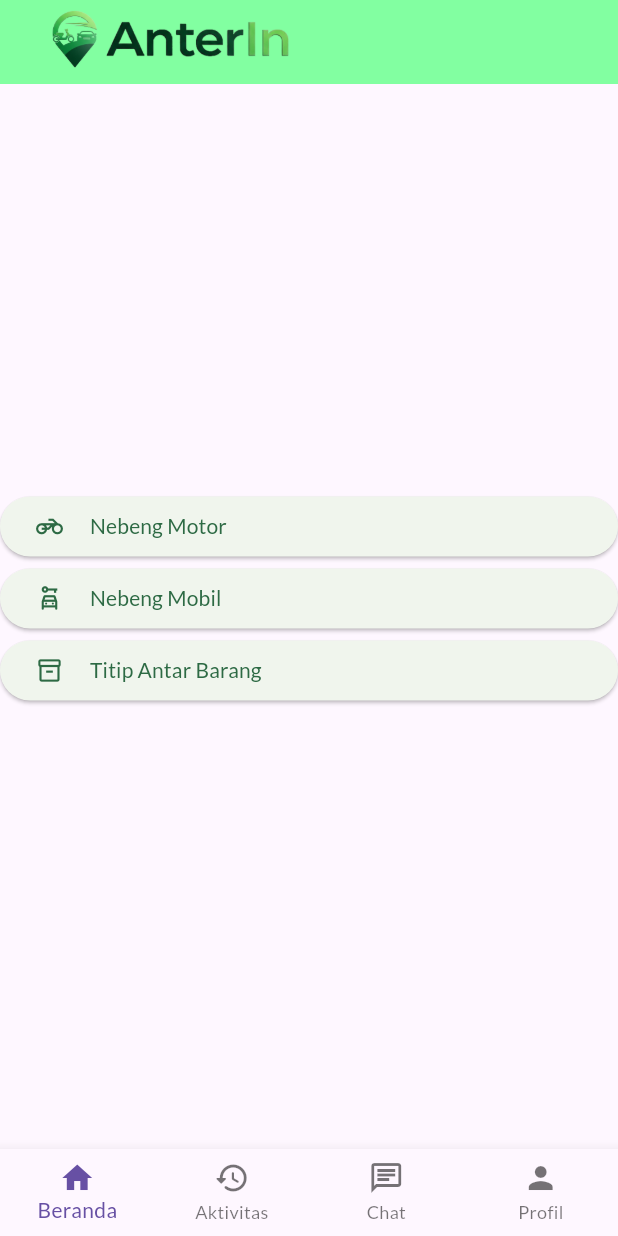
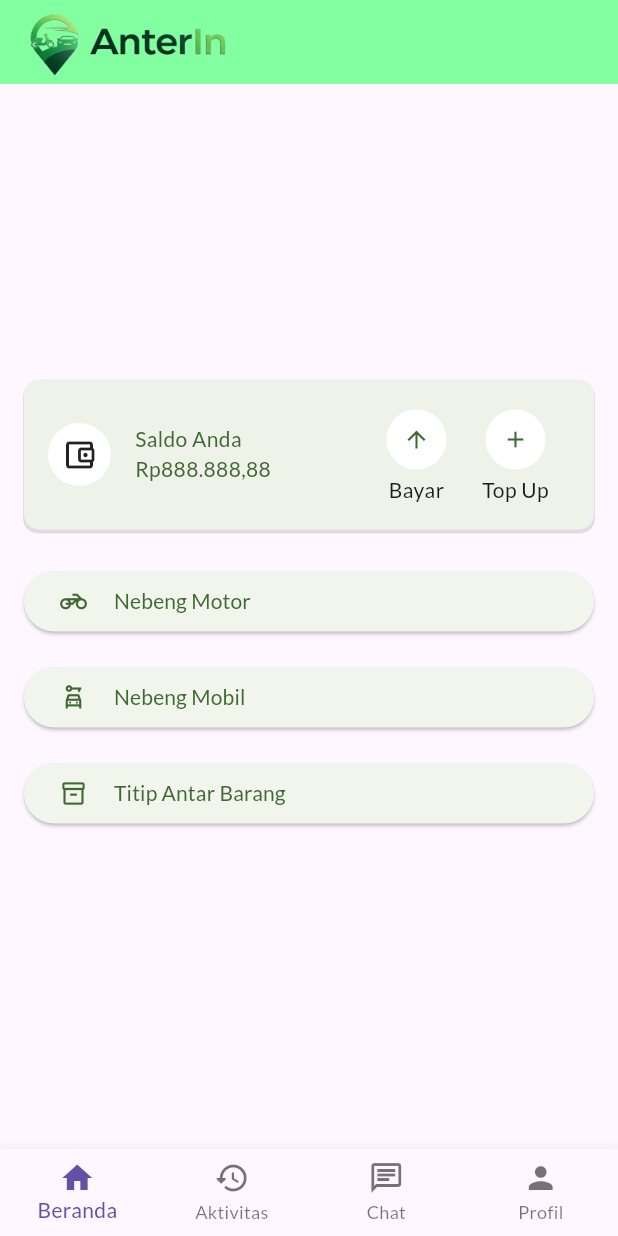
Before and after one commit to DanielKA014/AnterIn, a Flutter app: the HomeScreen screen opened by its route, on a phone screen of 412 x 824 dp. Run offline on Flutter 3.47's test engine with Material 3 defaults, Android fonts, the phone set to English and light mode, and no system bars; our stand-ins replace go_router, google_fonts.

Commit message:
menambahkan widget saldo (niru gojek), refactor dan menghubungkan login screens

```diff
--- a/anterin/lib/screens/home_screen.dart
+++ b/anterin/lib/screens/home_screen.dart
@@ -1,6 +1,8 @@
 // import 'package:anterin/routes/main_router.dart';
+import 'package:anterin/widgets/financial_provider_widget.dart';
 import 'package:flutter/material.dart';
 import 'package:go_router/go_router.dart';
+import '../widgets/provider_button_widget.dart';
 
 class HomeScreen extends StatelessWidget {
   const HomeScreen({super.key});
@@ -8,41 +10,26 @@ class HomeScreen extends StatelessWidget {
   @override
   Widget build(BuildContext context) {
     return Scaffold(
-      // body: SafeArea(child: Text('Ini adalah Home Screen')),
       body: SafeArea(
         child: Center(
           child: Column(
             mainAxisAlignment: MainAxisAlignment.center,
             children: [
-              ElevatedButton(
-                onPressed: () => context.push('/home/motorcycle/'),
-                child: Row(
-                  children: <Widget>[
-                    Icon(Icons.motorcycle_outlined),
-                    SizedBox(width: 18),
-                    Text('Nebeng Motor'),
-                  ],
-                ),
+              FinancialProviderWidget(), //   WIDGET SALDO
+              ProviderButtonWidget(
+                goRoute: () => context.push('/home/motorcycle/'),
+                buttonTitle: 'Nebeng Motor',
+                iconName: Icons.motorcycle_outlined,
               ),
-              ElevatedButton(
-                onPressed: () => context.push('/home/car/'),
-                child: Row(
-                  children: <Widget>[
-                    Icon(Icons.car_rental_outlined),
-                    SizedBox(width: 18),
-                    Text('Nebeng Mobil'),
-                  ],
-                ),
+              ProviderButtonWidget(
+                goRoute: () => context.push('/home/car/'),
+                buttonTitle: 'Nebeng Mobil',
+                iconName: Icons.car_rental_outlined,
               ),
-              ElevatedButton(
-                onPressed: () => context.push('/home/delivery/'),
-                child: Row(
-                  children: <Widget>[
-                    Icon(Icons.inventory_2_outlined),
-                    SizedBox(width: 18),
-                    Text('Titip Antar Barang'),
-                  ],
-                ),
+              ProviderButtonWidget(
+                goRoute: () => context.push('/home/delivery/'),
+                buttonTitle: 'Titip Antar Barang',
+                iconName: Icons.inventory_2_outlined,
               ),
               const SizedBox(height: 24),
             ],
--- a/anterin/lib/services/tab_bar_service.dart
+++ b/anterin/lib/services/tab_bar_service.dart
@@ -11,15 +11,19 @@ class TabBarService extends StatelessWidget {
 
   void _replaceScreen(BuildContext context, int index) {
     switch (index) {
+      // button kiri ke kanan
       case 0:
         context.goNamed('home');
         break;
       case 1:
         context.goNamed('activity');
+        break;
       case 2:
         context.goNamed('chat');
+        break;
       case 3:
         context.goNamed('profile');
+        break;
       default:
     }
   }
@@ -42,6 +46,13 @@ class TabBarService extends StatelessWidget {
 
   @override
   Widget build(BuildContext context) {
+    final List<String> screenWithNavBar = [
+      '/home',
+      '/activity',
+      '/chat',
+      '/profile',
+    ];
+    if (screenWithNavBar.contains(location)) {
       return Scaffold(
         appBar: AppBarWidget(),
         body: this.child,
@@ -51,4 +62,6 @@ class TabBarService extends StatelessWidget {
         ),
       );
     }
+    return Scaffold(body: this.child);
   }
+}
--- a/anterin/lib/widgets/app_bar_widget.dart
+++ b/anterin/lib/widgets/app_bar_widget.dart
@@ -6,10 +6,12 @@ class AppBarWidget extends StatelessWidget implements PreferredSizeWidget {
   @override
   Widget build(BuildContext context) {
     return AppBar(
+      backgroundColor: Color.fromARGB(255, 130, 255, 161),
+      foregroundColor: Colors.white,
       title: Image.asset(
         'assets/images/anterin-logo-horizontal.png',
         fit: BoxFit.contain,
-        height: 96.0,
+        height: 72.0,
       ),
     );
   }
--- /dev/null
+++ b/anterin/lib/widgets/balance_info_widget.dart
@@ -0,0 +1,38 @@
+import 'package:flutter/material.dart';
+
+// stateless widget karena hanya memuat info statis,
+// ubah ke statefull jika ingin membuat widget berfungsi
+class BalanceInfoWidget extends StatelessWidget {
+  const BalanceInfoWidget({super.key});
+
+  @override
+  Widget build(BuildContext context) {
+    return Row(
+      children: [
+        Container(
+          decoration: BoxDecoration(
+            color: const Color.fromARGB(255, 255, 255, 255),
+            shape: BoxShape.circle,
+          ),
+          padding: EdgeInsets.all(9.0),
+          child: Icon(Icons.account_balance_wallet_outlined),
+        ),
+        SizedBox(width: 16.0),
+        Column(
+          mainAxisAlignment: MainAxisAlignment.center,
+          crossAxisAlignment: CrossAxisAlignment.start,
+          children: [
+            Text(
+              'Saldo Anda',
+              style: TextStyle(color: Theme.of(context).colorScheme.primary),
+            ),
+            Text(
+              'Rp888.888,88',
+              style: TextStyle(color: Theme.of(context).colorScheme.primary),
+            ),
+          ],
+        ),
+      ],
+    );
+  }
+}
--- /dev/null
+++ b/anterin/lib/widgets/financial_provider_button_widget.dart
@@ -0,0 +1,34 @@
+import 'package:flutter/material.dart';
+
+class FinancialProviderButtonWidget extends StatelessWidget {
+  final void Function() goRoute;
+  final String buttonCaption;
+  final IconData iconName;
+
+  const FinancialProviderButtonWidget({
+    super.key,
+    required this.goRoute,
+    required this.buttonCaption,
+    required this.iconName,
+  });
+
+  @override
+  Widget build(BuildContext context) {
+    return SafeArea(
+      child: Column(
+        children: [
+          ElevatedButton(
+            style: ElevatedButton.styleFrom(
+              shape: CircleBorder(),
+              backgroundColor: Colors.white,
+              elevation: 0.0,
+            ),
+            onPressed: goRoute,
+            child: Icon(iconName),
+          ),
+          Text(buttonCaption),
+        ],
+      ),
+    );
+  }
+}
--- /dev/null
+++ b/anterin/lib/widgets/financial_provider_widget.dart
@@ -0,0 +1,53 @@
+import 'package:anterin/widgets/balance_info_widget.dart';
+import 'package:anterin/widgets/financial_provider_button_widget.dart';
+import 'package:flutter/material.dart';
+import 'package:go_router/go_router.dart';
+
+class FinancialProviderWidget extends StatelessWidget {
+  const FinancialProviderWidget({super.key});
+
+  @override
+  Widget build(BuildContext context) {
+    return SizedBox(
+      height: 132.0,
+      child: Container(
+        decoration: BoxDecoration(
+          color: Theme.of(context).colorScheme.onInverseSurface,
+          borderRadius: BorderRadiusGeometry.all(Radius.circular(10.0)),
+          boxShadow: [
+            BoxShadow(
+              color: Colors.grey.withValues(alpha: 0.3),
+              spreadRadius: 0.6,
+              blurRadius: 0,
+              offset: Offset(0, 2),
+            ),
+          ],
+        ),
+        margin: EdgeInsets.all(16.0),
+        padding: EdgeInsets.all(16.0),
+        child: SafeArea(
+          child: Row(
+            children: <Widget>[
+              Row(
+                children: [
+                  BalanceInfoWidget(),
+                  SizedBox(width: 64.0),
+                  FinancialProviderButtonWidget(
+                    goRoute: () => context.push('/home/pay/'),
+                    buttonCaption: 'Bayar',
+                    iconName: Icons.arrow_upward_outlined,
+                  ),
+                  FinancialProviderButtonWidget(
+                    goRoute: () => context.push('/home/topup/'),
+                    buttonCaption: 'Top Up',
+                    iconName: Icons.add,
+                  ),
+                ],
+              ),
+            ],
+          ),
+        ),
+      ),
+    ); //   WIDGET SALDO
+  }
+}
--- /dev/null
+++ b/anterin/lib/widgets/provider_button_widget.dart
@@ -0,0 +1,32 @@
+import 'package:flutter/material.dart';
+
+class ProviderButtonWidget extends StatelessWidget {
+  final void Function() goRoute;
+  final String buttonTitle;
+  final IconData iconName;
+
+  const ProviderButtonWidget({
+    super.key,
+    required this.goRoute,
+    required this.buttonTitle,
+    required this.iconName,
+  });
+
+  @override
+  Widget build(BuildContext context) {
+    return Container(
+      margin: EdgeInsets.symmetric(horizontal: 16.0, vertical: 8.0),
+      child: ElevatedButton(
+        onPressed: goRoute,
+        child: Row(
+          children: <Widget>[
+            // Icon(Icons.motorcycle_outlined),
+            Icon(iconName),
+            SizedBox(width: 18),
+            Text(buttonTitle),
+          ],
+        ),
+      ),
+    );
+  }
+}
```
Also changed, not shown: anterin/lib/main.dart (+3 -5 lines), anterin/lib/routes/main_router.dart (+38 -17 lines), anterin/lib/screens/login-screens/login.dart (+24 -12 lines), anterin/lib/screens/login-screens/new_pass.dart (+12 -7 lines), anterin/lib/screens/login-screens/register.dart (+17 -13 lines), anterin/assets/images/anterin-logo-horizontal.png. Lines whose indentation alone changed are shown as unchanged.
